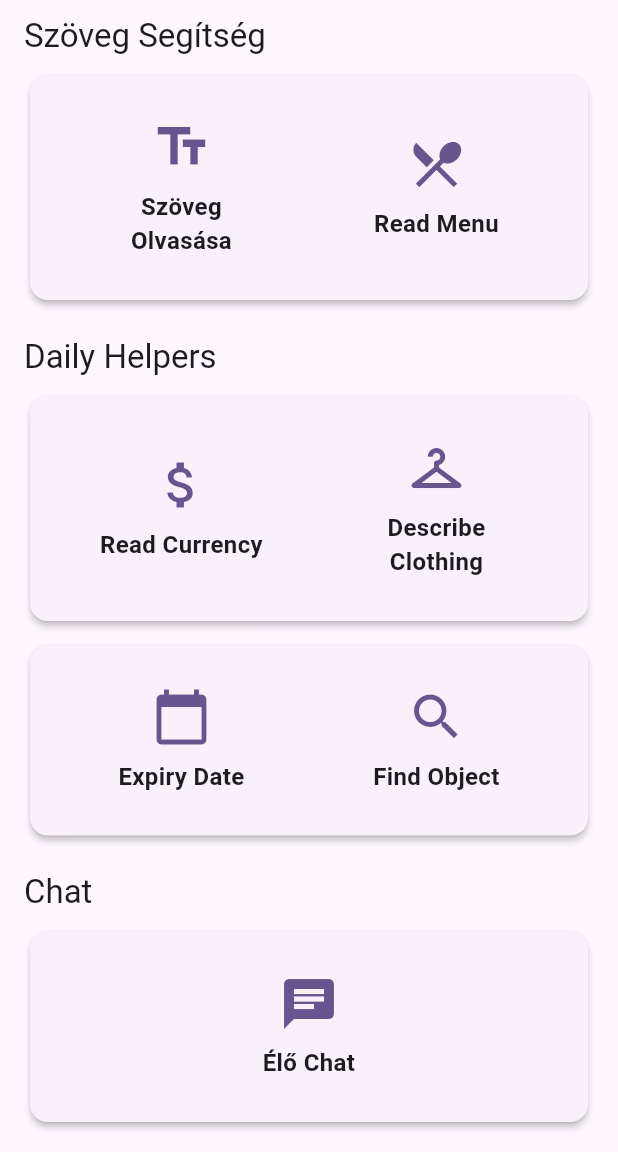
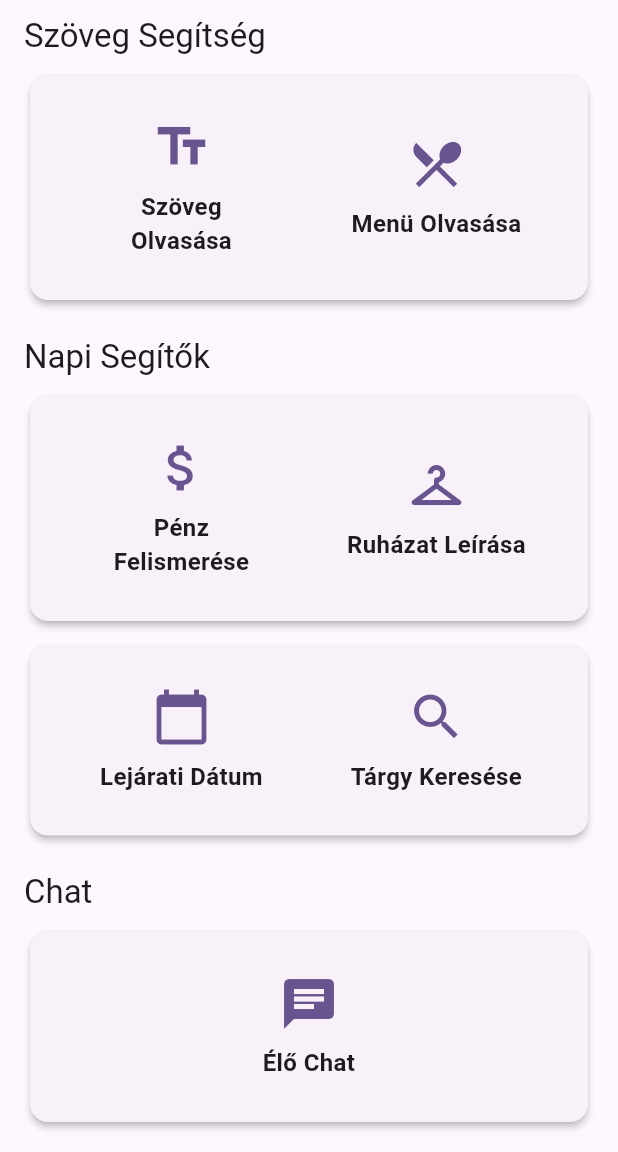
Before and after one commit to SziluChannel/LumiAI, a Flutter app: the HomeScreen screen opened directly, scrolled down 220 dp, on a phone screen of 412 x 824 dp, the part 84-1236 px from its top. Run offline on Flutter 3.47's test engine with Material 3 defaults, Android fonts, the phone set to English and light mode, and no system bars; our stand-ins replace camera, flutter_dotenv, flutter_riverpod, flutter_tts, google_fonts, image_picker and 5 more; missing offline and left inert: dart:js_interop, local_auth_android, record; accounts and stored records are empty; generated files the repository leaves out were written again; network calls fail.

Commit message:
új gombokhoz lokalizáció hozzáadása

```diff
--- a/lib/core/l10n/app_localizations.dart
+++ b/lib/core/l10n/app_localizations.dart
@@ -38,6 +38,23 @@ class AppLocalizations {
       'objectAndScene': 'Object & Scene',
       'textAssistance': 'Text Assistance',
       'chat': 'Chat',
+      'dailyHelpers': 'Daily Helpers',
+
+      // Feature Buttons - New
+      'readMenu': 'Read Menu',
+      'readCurrency': 'Read Currency',
+      'describeClothing': 'Describe Clothing',
+      'expiryDate': 'Expiry Date',
+      'findObject': 'Find Object',
+      'findObjectTitle': 'Find Object',
+      'findObjectHint': 'What are you looking for?',
+      'objectName': 'Object name',
+      'search': 'Search',
+
+      // Accessibility - Font
+      'fontType': 'Font Type',
+      'systemDefault': 'System Default',
+      'errorLoadingFonts': 'Error loading fonts',
 
       // Settings Screen
       'settingsTitle': 'Settings',
@@ -131,6 +148,23 @@ class AppLocalizations {
       'objectAndScene': 'Tárgy és Jelenet',
       'textAssistance': 'Szöveg Segítség',
       'chat': 'Chat',
+      'dailyHelpers': 'Napi Segítők',
+
+      // Feature Buttons - New
+      'readMenu': 'Menü Olvasása',
+      'readCurrency': 'Pénz Felismerése',
+      'describeClothing': 'Ruházat Leírása',
+      'expiryDate': 'Lejárati Dátum',
+      'findObject': 'Tárgy Keresése',
+      'findObjectTitle': 'Tárgy Keresése',
+      'findObjectHint': 'Mit keresel?',
+      'objectName': 'Tárgy neve',
+      'search': 'Keresés',
+
+      // Accessibility - Font
+      'fontType': 'Betűtípus',
+      'systemDefault': 'Rendszer alapértelmezett',
+      'errorLoadingFonts': 'Hiba a betűtípusok betöltésekor',
 
       // Settings Screen
       'settingsTitle': 'Beállítások',
@@ -225,6 +259,19 @@ class AppLocalizations {
   String get objectAndScene => get('objectAndScene');
   String get textAssistance => get('textAssistance');
   String get chat => get('chat');
+  String get dailyHelpers => get('dailyHelpers');
+  String get readMenu => get('readMenu');
+  String get readCurrency => get('readCurrency');
+  String get describeClothing => get('describeClothing');
+  String get expiryDate => get('expiryDate');
+  String get findObject => get('findObject');
+  String get findObjectTitle => get('findObjectTitle');
+  String get findObjectHint => get('findObjectHint');
+  String get objectName => get('objectName');
+  String get search => get('search');
+  String get fontType => get('fontType');
+  String get systemDefault => get('systemDefault');
+  String get errorLoadingFonts => get('errorLoadingFonts');
   String get settingsTitle => get('settingsTitle');
   String get appearance => get('appearance');
   String get soundSettings => get('soundSettings');
--- a/lib/features/home/layouts/minimal_ui.dart
+++ b/lib/features/home/layouts/minimal_ui.dart
@@ -35,7 +35,7 @@ class MinimalFunctionalUI extends ConsumerWidget {
           },
         ),
         _MinimalMenuButton(
-          label: 'Read Currency',
+          label: l10n.readCurrency,
           icon: Icons.attach_money,
           onPressed: () {
             featureController.handleAction(FeatureAction.readCurrency);
--- a/lib/features/home/layouts/partial_ui.dart
+++ b/lib/features/home/layouts/partial_ui.dart
@@ -53,7 +53,7 @@ class PartialFunctionalUI extends ConsumerWidget {
               },
             ),
             _FeatureButton(
-              label: "Read Menu",
+              label: l10n.readMenu,
               icon: Icons.restaurant_menu,
               onPressed: () {
                 featureController.handleAction(FeatureAction.readMenu);
@@ -62,18 +62,18 @@ class PartialFunctionalUI extends ConsumerWidget {
           ],
         ),
         const SizedBox(height: 20),
-        _SectionHeader(title: "Daily Helpers"),
+        _SectionHeader(title: l10n.dailyHelpers),
         _FeatureCard(
           children: [
             _FeatureButton(
-              label: "Read Currency",
+              label: l10n.readCurrency,
               icon: Icons.attach_money,
               onPressed: () {
                 featureController.handleAction(FeatureAction.readCurrency);
               },
             ),
             _FeatureButton(
-              label: "Describe Clothing",
+              label: l10n.describeClothing,
               icon: Icons.checkroom,
               onPressed: () {
                 featureController.handleAction(FeatureAction.describeClothing);
@@ -85,17 +85,17 @@ class PartialFunctionalUI extends ConsumerWidget {
         _FeatureCard(
           children: [
             _FeatureButton(
-              label: "Expiry Date",
+              label: l10n.expiryDate,
               icon: Icons.calendar_today,
               onPressed: () {
                 featureController.handleAction(FeatureAction.readExpiryDate);
               },
             ),
             _FeatureButton(
-              label: "Find Object",
+              label: l10n.findObject,
               icon: Icons.search,
               onPressed: () {
-                _showFindObjectDialog(context, ref);
+                _showFindObjectDialog(context, ref, l10n);
               },
             ),
           ],
@@ -121,23 +121,27 @@ class PartialFunctionalUI extends ConsumerWidget {
     );
   }
 
-  void _showFindObjectDialog(BuildContext context, WidgetRef ref) {
+  void _showFindObjectDialog(
+    BuildContext context,
+    WidgetRef ref,
+    AppLocalizations l10n,
+  ) {
     final textController = TextEditingController();
 
     showDialog(
       context: context,
-      builder: (context) => AlertDialog(
-        title: const Text('Find Object'),
+      builder: (dialogContext) => AlertDialog(
+        title: Text(l10n.findObjectTitle),
         content: TextField(
           controller: textController,
           autofocus: true,
-          decoration: const InputDecoration(
-            hintText: 'What are you looking for?',
-            labelText: 'Object name',
+          decoration: InputDecoration(
+            hintText: l10n.findObjectHint,
+            labelText: l10n.objectName,
           ),
           onSubmitted: (value) {
             if (value.trim().isNotEmpty) {
-              Navigator.of(context).pop();
+              Navigator.of(dialogContext).pop();
               ref
                   .read(featureControllerProvider.notifier)
                   .handleActionWithInput(
@@ -149,20 +153,20 @@ class PartialFunctionalUI extends ConsumerWidget {
         ),
         actions: [
           TextButton(
-            onPressed: () => Navigator.of(context).pop(),
-            child: const Text('Cancel'),
+            onPressed: () => Navigator.of(dialogContext).pop(),
+            child: Text(l10n.cancel),
           ),
           ElevatedButton(
             onPressed: () {
               final value = textController.text.trim();
               if (value.isNotEmpty) {
-                Navigator.of(context).pop();
+                Navigator.of(dialogContext).pop();
                 ref
                     .read(featureControllerProvider.notifier)
                     .handleActionWithInput(FeatureAction.findObject, value);
               }
             },
-            child: const Text('Search'),
+            child: Text(l10n.search),
           ),
         ],
       ),
```
Also changed, not shown: lib/features/accessibility/font_size_feature.dart (+7 -5 lines).
